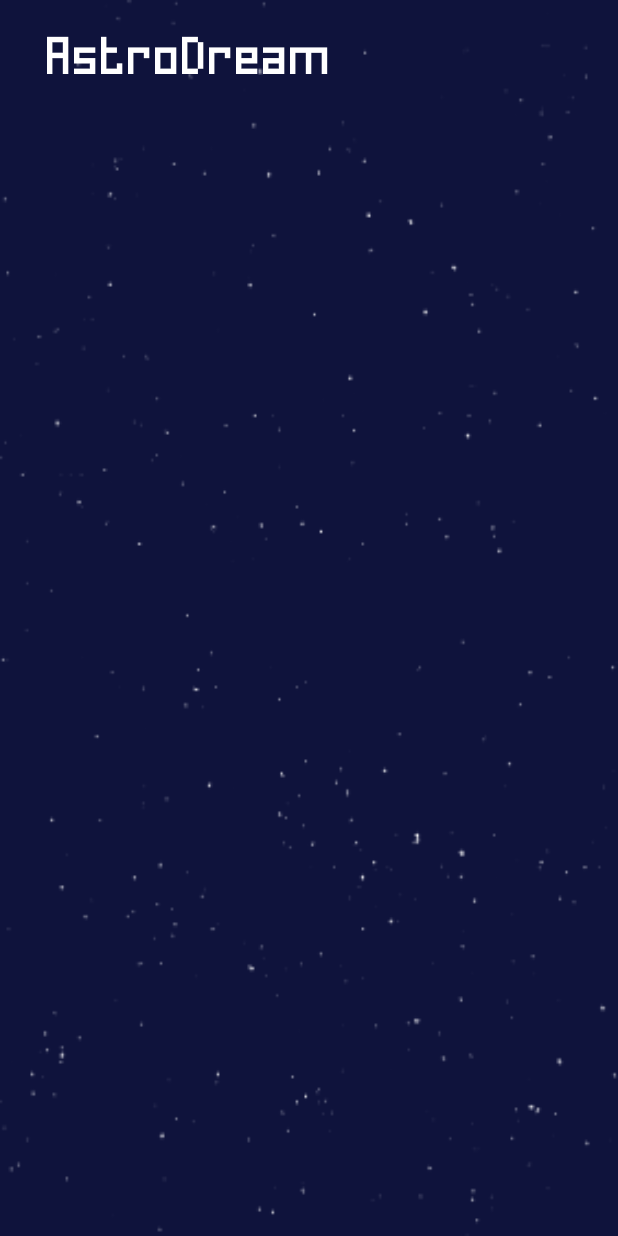
After one commit to artchier/AstroDream, an Android app: the layout activity_initial.xml on its own in the app's theme, with its tools: preview values and no code run, on a phone screen of 412 x 824 dp. The commit adds this screen. Run offline under Robolectric (Android 15) with nearby library versions, the phone set to English and light mode, and no system bars.

Commit message:
Cores e background

```diff
--- a/app/build.gradle
+++ b/app/build.gradle
@@ -1,6 +1,7 @@
 plugins {
     id 'com.android.application'
     id 'kotlin-android'
+    id 'kotlin-android-extensions'
 }
 
 android {
--- a/app/src/main/AndroidManifest.xml
+++ b/app/src/main/AndroidManifest.xml
@@ -9,7 +9,7 @@
         android:roundIcon="@mipmap/ic_launcher_round"
         android:supportsRtl="true"
         android:theme="@style/Theme.AstroDream">
-        <activity android:name=".MainActivity">
+        <activity android:name=".InitialActivity">
             <intent-filter>
                 <action android:name="android.intent.action.MAIN" />
 
--- /dev/null
+++ b/app/src/main/res/layout/activity_initial.xml
@@ -0,0 +1,31 @@
+<?xml version="1.0" encoding="utf-8"?>
+<androidx.constraintlayout.widget.ConstraintLayout xmlns:android="http://schemas.android.com/apk/res/android"
+    xmlns:app="http://schemas.android.com/apk/res-auto"
+    xmlns:tools="http://schemas.android.com/tools"
+    android:layout_width="match_parent"
+    android:layout_height="match_parent"
+    tools:context=".InitialActivity">
+
+    <include layout="@layout/background" />
+
+    <com.google.android.material.appbar.MaterialToolbar
+        android:id="@+id/tbInitial"
+        android:layout_width="match_parent"
+        android:layout_height="wrap_content"
+        app:layout_constraintEnd_toEndOf="parent"
+        app:layout_constraintStart_toStartOf="parent"
+        app:layout_constraintTop_toTopOf="parent">
+
+        <TextView
+            android:layout_width="wrap_content"
+            android:layout_height="wrap_content"
+            android:fontFamily="@font/homespun_regular"
+            android:paddingStart="15dp"
+            android:paddingTop="15dp"
+            android:paddingEnd="15dp"
+            android:text="@string/app_name"
+            android:textColor="@android:color/white"
+            android:textSize="35sp" />
+    </com.google.android.material.appbar.MaterialToolbar>
+
+</androidx.constraintlayout.widget.ConstraintLayout>
--- /dev/null
+++ b/app/src/main/res/layout/background.xml
@@ -0,0 +1,11 @@
+<?xml version="1.0" encoding="utf-8"?>
+<LinearLayout xmlns:android="http://schemas.android.com/apk/res/android"
+    android:orientation="vertical" android:layout_width="match_parent"
+    android:layout_height="match_parent"
+    android:background="@color/bunting">
+
+    <LinearLayout
+        android:layout_width="match_parent"
+        android:layout_height="match_parent"
+        android:background="@drawable/stars_background"/>
+</LinearLayout>
--- a/app/src/main/res/values-night/themes.xml
+++ b/app/src/main/res/values-night/themes.xml
@@ -2,8 +2,8 @@
     <!-- Base application theme. -->
     <style name="Theme.AstroDream" parent="Theme.MaterialComponents.DayNight.DarkActionBar">
         <!-- Primary brand color. -->
-        <item name="colorPrimary">@color/purple_200</item>
-        <item name="colorPrimaryVariant">@color/purple_700</item>
+        <item name="colorPrimary">@color/bunting</item>
+        <item name="colorPrimaryVariant">@color/midnight_blue</item>
         <item name="colorOnPrimary">@color/black</item>
         <!-- Secondary brand color. -->
         <item name="colorSecondary">@color/teal_200</item>
--- a/app/src/main/res/values/colors.xml
+++ b/app/src/main/res/values/colors.xml
@@ -1,8 +1,8 @@
 <?xml version="1.0" encoding="utf-8"?>
 <resources>
-    <color name="purple_200">#FFBB86FC</color>
-    <color name="purple_500">#FF6200EE</color>
-    <color name="purple_700">#FF3700B3</color>
+    <color name="bunting">#0F133C</color>
+    <color name="lucky_point">#261463</color>
+    <color name="midnight_blue">#001466</color>
     <color name="teal_200">#FF03DAC5</color>
     <color name="teal_700">#FF018786</color>
     <color name="black">#FF000000</color>
--- a/app/src/main/res/values/themes.xml
+++ b/app/src/main/res/values/themes.xml
@@ -1,9 +1,9 @@
 <resources xmlns:tools="http://schemas.android.com/tools">
     <!-- Base application theme. -->
-    <style name="Theme.AstroDream" parent="Theme.MaterialComponents.DayNight.DarkActionBar">
+    <style name="Theme.AstroDream" parent="Theme.MaterialComponents.DayNight.NoActionBar">
         <!-- Primary brand color. -->
-        <item name="colorPrimary">@color/purple_500</item>
-        <item name="colorPrimaryVariant">@color/purple_700</item>
+        <item name="colorPrimary">@color/lucky_point</item>
+        <item name="colorPrimaryVariant">@color/bunting</item>
         <item name="colorOnPrimary">@color/white</item>
         <!-- Secondary brand color. -->
         <item name="colorSecondary">@color/teal_200</item>
@@ -13,4 +13,10 @@
         <item name="android:statusBarColor" tools:targetApi="l">?attr/colorPrimaryVariant</item>
         <!-- Customize your theme here. -->
     </style>
+
+    <style name="AppTheme.NoActionBar" parent="Theme.AppCompat.Light.DarkActionBar">
+        <item name="windowActionBar">false</item>
+        <item name="windowNoTitle">true</item>
+    </style>
+
 </resources>
```
Also changed, not shown: app/src/main/java/com/example/astrodream/InitialActivity.kt (renamed from app/src/main/java/com/example/astrodream/MainActivity.kt, +5 -2 lines), app/src/main/res/layout/activity_main.xml (deleted, +0 -18 lines), app/src/main/res/menu/menu.xml (added, +9 -0 lines), app/src/main/res/font/homespun_regular.ttf (added).
